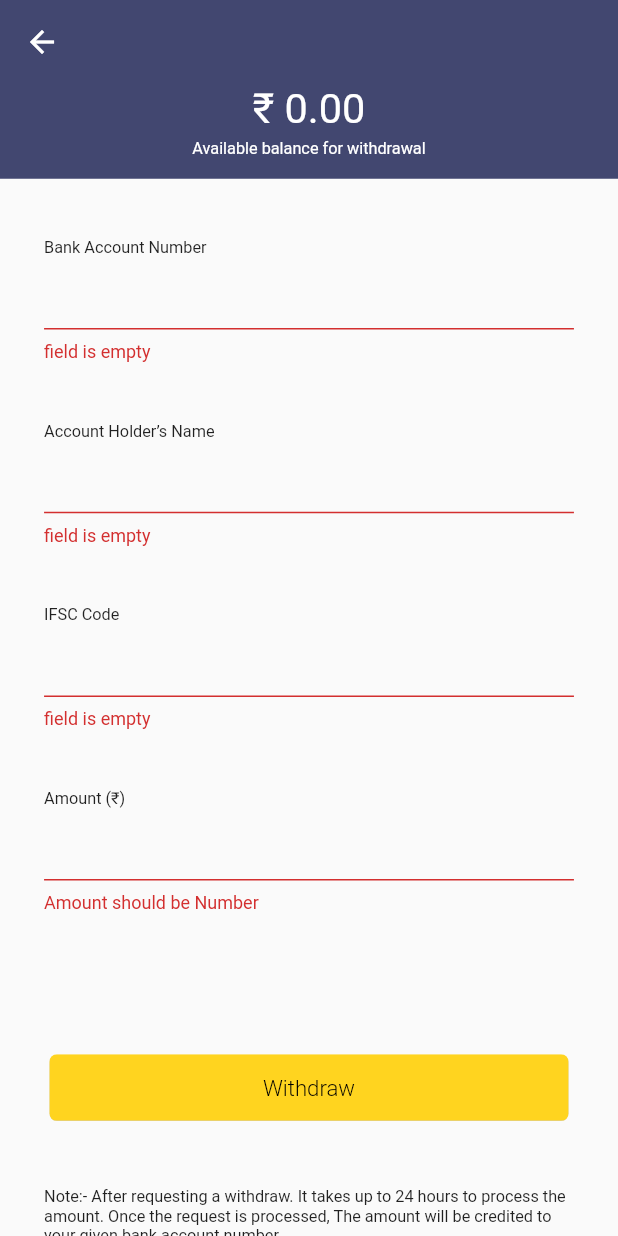
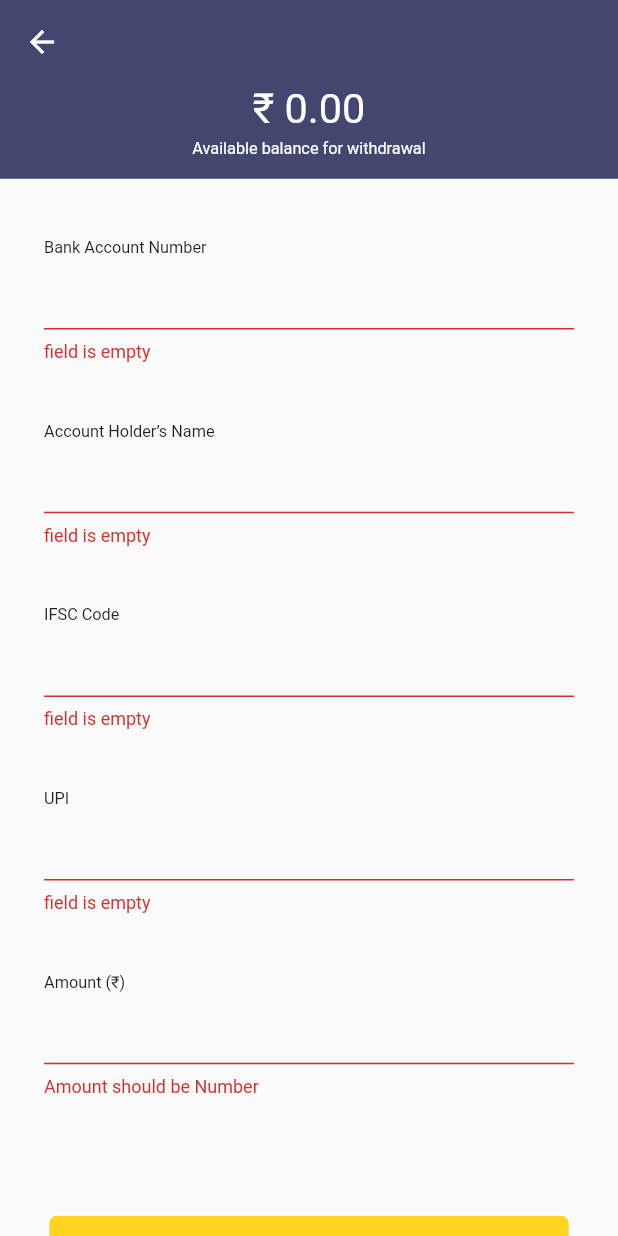
Before and after one commit to ptlmay25/Flutter_app_frontend, a Flutter app: the Withdraw screen opened directly, after a tap on "Withdraw", on a phone screen of 412 x 824 dp. Run offline on Flutter 3.47's test engine with Material 2 defaults, Android fonts, the phone set to English and light mode, and no system bars; our stand-ins replace firebase_auth, fluttertoast; missing offline and left inert: razorpay_flutter, sms_otp_auto_verify; accounts and stored records are empty; network calls fail.

Commit message:
withdraw request done

```diff
--- a/ibiz/lib/view/bottom/AccountTab/withdraw.dart
+++ b/ibiz/lib/view/bottom/AccountTab/withdraw.dart
@@ -1,5 +1,7 @@
 import 'package:flutter/material.dart';
+import 'package:fluttertoast/fluttertoast.dart';
 import 'package:ibiz/models/usermodel.dart';
+import 'package:ibiz/service/database/withdrawrequest.dart';
 import 'package:ibiz/size_config.dart';
 import 'package:ibiz/view/navbar/withdrawal_history.dart';
 import 'package:intl/intl.dart';
@@ -13,7 +15,7 @@ class Withdraw extends StatefulWidget {
 class _WithdrawState extends State<Withdraw> {
   final GlobalKey<FormState> _formKey = GlobalKey<FormState>();
   var curf = new NumberFormat.currency(locale: "en_us", symbol: "₹ ");
-  String name, accNo, IFSC;
+  String name, accNo, IFSC, UPI;
   int amount;
   @override
   Widget build(BuildContext context) {
@@ -125,6 +127,27 @@ class _WithdrawState extends State<Withdraw> {
                   SizedBox(height: 40 * SizeConfig.heightMultiplier),
                   Align(
                     alignment: Alignment.topLeft,
+                    child: Text('UPI',
+                        style: TextStyle(
+                            fontSize: 11 * SizeConfig.heightMultiplier,
+                            fontWeight: FontWeight.w400)),
+                  ),
+                  TextFormField(
+                    initialValue: userModel.IFSC,
+                    onSaved: (value) {
+                      setState(() {
+                        this.UPI = value;
+                      });
+                    },
+                    validator: (value) {
+                      if (value.isEmpty) {
+                        return "field is empty";
+                      }
+                    },
+                  ),
+                  SizedBox(height: 40 * SizeConfig.heightMultiplier),
+                  Align(
+                    alignment: Alignment.topLeft,
                     child: Text('Amount (₹)',
                         style: TextStyle(
                             fontSize: 11 * SizeConfig.heightMultiplier,
@@ -143,7 +166,7 @@ class _WithdrawState extends State<Withdraw> {
                       }
                     },
                   ),
-                  SizedBox(height: 95 * SizeConfig.heightMultiplier),
+                  SizedBox(height: 80 * SizeConfig.heightMultiplier),
                   ClipRRect(
                     borderRadius: BorderRadius.circular(5),
                     child: Container(
@@ -151,9 +174,21 @@ class _WithdrawState extends State<Withdraw> {
                       width: 330 * SizeConfig.widthMultiplier,
                       child: RaisedButton(
                         onPressed: () async {
-                          if(_formKey.currentState.validate()){
+                          if (_formKey.currentState.validate()) {
                             _formKey.currentState.save();
-                            print('${this.accNo}');
+                            bool res = await WithdrawRequest().request(
+                                userId: userModel.id,
+                                IFSC: IFSC,
+                                UPI: UPI,
+                                amount: amount);
+                            if (res) {
+                              Fluttertoast.showToast(
+                                  msg: "Request Sent", timeInSecForIosWeb: 4);
+
+                            }else{
+                              Fluttertoast.showToast(
+                                  msg: "Multiple Requests are not allowed\nTry again later", timeInSecForIosWeb: 4);
+                            }
                           }
                         },
                         color: Color.fromARGB(255, 255, 212, 31),
```
Also changed, not shown: ibiz/lib/main.dart (+25 -25 lines), ibiz/lib/service/database/userdb.dart (+8 -3 lines), ibiz/lib/service/database/withdrawrequest.dart (added, +30 -0 lines), ibiz/lib/view/navbar/BankInfo.dart (+15 -3 lines), ibiz/lib/view/navbar/profile.dart (+8 -3 lines).
